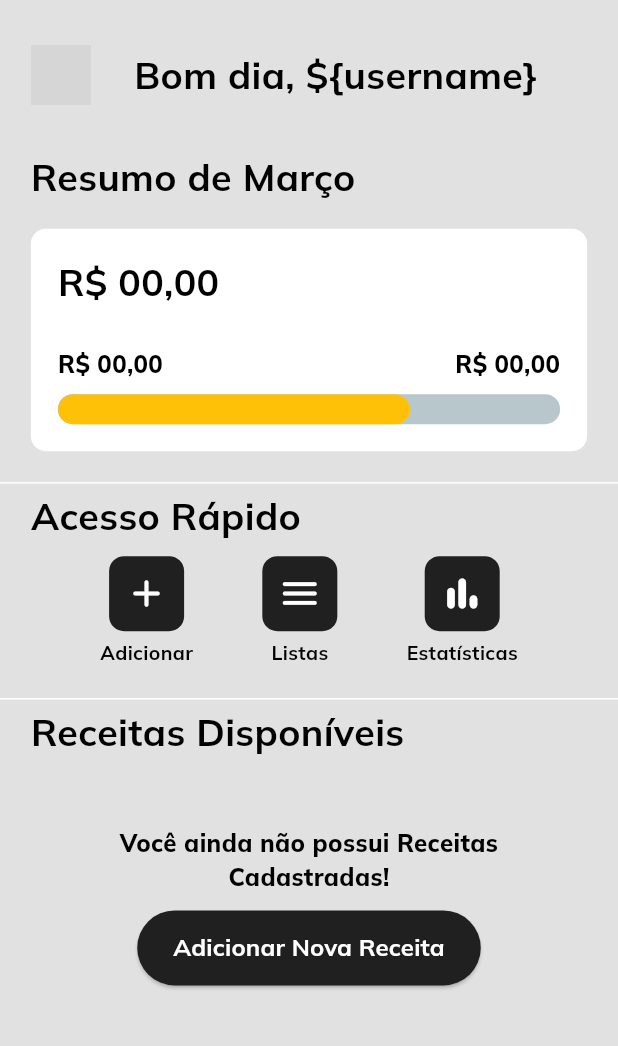
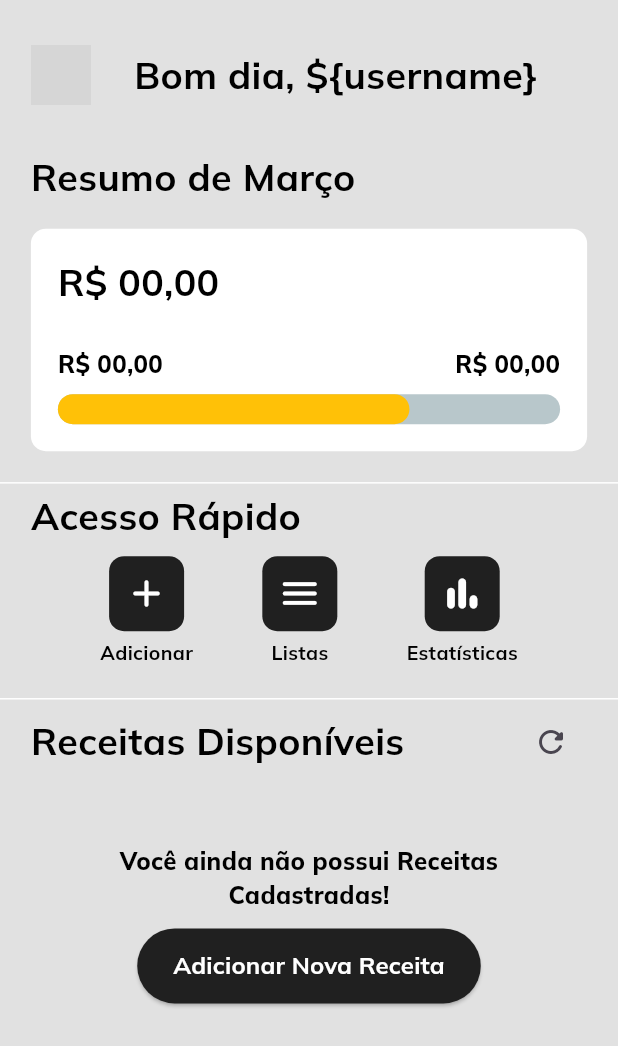
Before and after one commit to ojef1/Fluxx, a Flutter app: the screen it shows after launch, on a phone screen of 412 x 824 dp. Shown: the top 1046 px of the screen. Run offline on Flutter 3.47's test engine with Material 3 defaults, Android fonts, the phone set to English and light mode, and no system bars; drawn by our look-alikes of percent_indicator; our stand-ins replace anim_search_bar, another_flushbar, dropdown_button2, equatable, flutter_bloc, get_it and 4 more; missing offline and left inert: carousel_slider_plus; accounts and stored records are empty; network calls fail; grey boxes are pictures that could not be loaded.

Commit message:
ajuste na tela de resume sobre as receitas
adicionado um botão de reload para fazer a requisição novamente em caso de erro/lista vazia ou caso seja adicionado algum posteriormente ao fetch

```diff
--- a/lib/components/resumePage/available_revenues.dart
+++ b/lib/components/resumePage/available_revenues.dart
@@ -30,9 +30,35 @@ class _AvailableRevenuesState extends State<AvailableRevenues> {
             padding: EdgeInsets.symmetric(
               horizontal: mediaQuery.width * .05,
             ),
-            child: Text(
+            child: Row(
+              mainAxisAlignment: MainAxisAlignment.spaceBetween,
+              children: [
+                Text(
                   'Receitas Disponíveis',
                   style: AppTheme.textStyles.titleTextStyle,
+                ),
+                BlocBuilder<RevenueCubit, RevenueState>(
+                  bloc: GetIt.I(),
+                  buildWhen: (previous, current) =>
+                      previous.getRevenueResponse != current.getRevenueResponse,
+                  builder: (context, state) {
+                    if (state.getRevenueResponse ==
+                        GetRevenueResponse.loading) {
+                      return const SizedBox.shrink();
+                    } else {
+                      return IconButton(
+                        onPressed: () async {
+                          var actualMonth =
+                              await GetIt.I<ResumeCubit>().getActualMonth();
+                          GetIt.I<RevenueCubit>()
+                              .calculateAvailableValue(actualMonth);
+                        },
+                        icon: const Icon(Icons.refresh_rounded),
+                      );
+                    }
+                  },
+                ),
+              ],
             ),
           ),
           SizedBox(height: mediaQuery.height * .02),
@@ -42,17 +68,14 @@ class _AvailableRevenuesState extends State<AvailableRevenues> {
                 previous.getRevenueResponse != current.getRevenueResponse,
             builder: (context, state) {
               if (state.getRevenueResponse == GetRevenueResponse.loading) {
-                return SizedBox(
-                  height: mediaQuery.height * .3,
-                  child: GridView.builder(
+                return Padding(
+                  padding: const EdgeInsets.all(12),
+                  child: SizedBox(
+                    height: mediaQuery.height * .18,
+                    child: ListView.builder(
                       scrollDirection: Axis.horizontal,
-                    itemCount: 4,
+                      itemCount: 2,
                       shrinkWrap: true,
-                    gridDelegate: SliverGridDelegateWithFixedCrossAxisCount(
-                      crossAxisCount: 2,
-                      crossAxisSpacing: 10,
-                      mainAxisExtent: mediaQuery.width * .5,
-                    ),
                       itemBuilder: (context, index) => Shimmer.fromColors(
                         baseColor: Colors.grey[400]!,
                         highlightColor: Colors.grey[100]!,
@@ -67,42 +90,6 @@ class _AvailableRevenuesState extends State<AvailableRevenues> {
                             color: Colors.white,
                             borderRadius: BorderRadius.circular(10),
                           ),
-                        child: Column(
-                          crossAxisAlignment: CrossAxisAlignment.start,
-                          mainAxisAlignment: MainAxisAlignment.spaceBetween,
-                          children: [
-                            Row(
-                              mainAxisAlignment: MainAxisAlignment.spaceBetween,
-                              children: [
-                                Container(
-                                  height: 16,
-                                  width: mediaQuery.width * .2,
-                                  color: Colors.grey[300],
-                                ),
-                                const Icon(Icons.access_time_rounded),
-                              ],
-                            ),
-                            Column(
-                              crossAxisAlignment: CrossAxisAlignment.start,
-                              children: [
-                                SizedBox(height: mediaQuery.height * .01),
-                                Container(
-                                  height: 16,
-                                  width: mediaQuery.width * .3,
-                                  color: Colors.grey[300],
-                                ),
-                                SizedBox(height: mediaQuery.height * .01),
-                                Container(
-                                  height: 15,
-                                  width: double.infinity,
-                                  decoration: BoxDecoration(
-                                    color: Colors.grey[300],
-                                    borderRadius: BorderRadius.circular(50),
-                                  ),
-                                ),
-                              ],
-                            ),
-                          ],
                         ),
                       ),
                     ),
@@ -120,8 +107,8 @@ class _AvailableRevenuesState extends State<AvailableRevenues> {
                         ),
                         const SizedBox(height: 10),
                         ElevatedButton(
-                          onPressed: () =>
-                              GetIt.I<RevenueCubit>().getRevenues(GetIt.I<ResumeCubit>().state.currentMonthId),
+                          onPressed: () => GetIt.I<RevenueCubit>().getRevenues(
+                              GetIt.I<ResumeCubit>().state.currentMonthId),
                           style: ElevatedButton.styleFrom(
                             backgroundColor: AppTheme.colors.accentColor,
                             minimumSize: const Size(50, 50),
@@ -137,7 +124,7 @@ class _AvailableRevenuesState extends State<AvailableRevenues> {
                   GetRevenueResponse.success) {
                 if (state.revenuesList.isEmpty) {
                   return Padding(
-                    padding: const EdgeInsets.all( 28.0),
+                    padding: const EdgeInsets.all(28.0),
                     child: Center(
                       child: Column(
                         children: [
@@ -170,20 +157,18 @@ class _AvailableRevenuesState extends State<AvailableRevenues> {
                     ),
                   );
                 } else {
-                  return SizedBox(
-                    height: mediaQuery.height * .33,
+                  return Padding(
+                    padding: const EdgeInsets.all(12),
+                    child: SizedBox(
+                      height: mediaQuery.height * .18,
                       child: Center(
-                      child: GridView.builder(
+                        child: ListView.builder(
                           scrollDirection: Axis.horizontal,
                           itemCount: state.revenuesList.length,
                           shrinkWrap: true,
-                        gridDelegate: SliverGridDelegateWithFixedCrossAxisCount(
-                          crossAxisCount: 2,
-                          crossAxisSpacing: 10,
-                          mainAxisExtent: mediaQuery.width * .5,
-                        ),
                           itemBuilder: (context, index) => RevenueItem(
                             item: state.revenuesList[index],
+                          ),
                         ),
                       ),
                     ),
--- a/lib/components/revenue_item.dart
+++ b/lib/components/revenue_item.dart
@@ -29,7 +29,7 @@ class RevenueItem extends StatelessWidget {
           horizontal: mediaQuery.width * .02,
         ),
         height: mediaQuery.height * .12,
-        width: mediaQuery.width * .4,
+        width: mediaQuery.width * .48,
         decoration: BoxDecoration(
             color: Colors.white, borderRadius: BorderRadius.circular(10)),
         child: Column(
@@ -38,7 +38,7 @@ class RevenueItem extends StatelessWidget {
             Expanded(
               child: Column(
                 mainAxisAlignment: MainAxisAlignment.spaceAround,
-                crossAxisAlignment: CrossAxisAlignment.start,
+                crossAxisAlignment: CrossAxisAlignment.center,
                 children: [
                   Text(
                     textAlign: TextAlign.center,
@@ -48,7 +48,7 @@ class RevenueItem extends StatelessWidget {
                   Text(
                     textAlign: TextAlign.center,
                     'R\$ ${item.value}',
-                    style: AppTheme.textStyles.subTileTextStyle,
+                    style: AppTheme.textStyles.descTextStyle,
                   ),
                   LinearPercentIndicator(
                     padding: EdgeInsets.zero,
--- a/lib/pages/resume_page.dart
+++ b/lib/pages/resume_page.dart
@@ -1,3 +1,5 @@
+import 'dart:developer';
+
 import 'package:Fluxx/blocs/resume_bloc/resume_cubit.dart';
 import 'package:Fluxx/blocs/resume_bloc/resume_state.dart';
 import 'package:Fluxx/blocs/revenue_bloc/revenue_bloc.dart';
```
Lines whose indentation alone changed are shown as unchanged.
